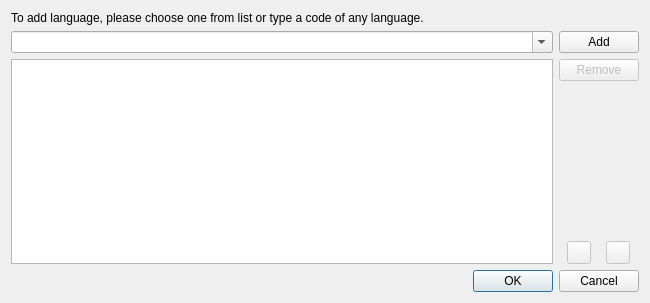
OtterBrowser/otter-browser, file src/ui/preferences/AcceptLanguageDialog.ui: the form before one commit.
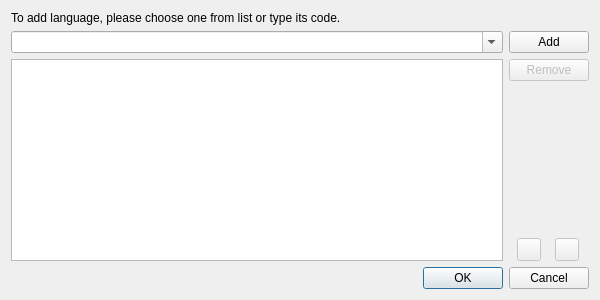
The form after the commit. Custom widgets are drawn as their Qt base class.

Commit message: Fix some issues with source strings, spotted by szyk

```diff
--- a/src/ui/preferences/AcceptLanguageDialog.ui
+++ b/src/ui/preferences/AcceptLanguageDialog.ui
@@ -6,8 +6,8 @@
    <rect>
     <x>0</x>
     <y>0</y>
-    <width>650</width>
-    <height>303</height>
+    <width>600</width>
+    <height>300</height>
    </rect>
   </property>
   <property name="windowTitle">
@@ -17,7 +17,7 @@
    <item>
     <widget class="QLabel" name="label">
      <property name="text">
-      <string>To add language, please choose one from list or type a code of any language.</string>
+      <string>To add language, please choose one from list or type its code.</string>
      </property>
     </widget>
    </item>
@@ -122,6 +122,12 @@
            <property name="sizeType">
             <enum>QSizePolicy::Minimum</enum>
            </property>
+           <property name="sizeHint" stdset="0">
+            <size>
+             <width>0</width>
+             <height>0</height>
+            </size>
+           </property>
           </spacer>
          </item>
          <item>
```
The commit also changes 2 other files.
